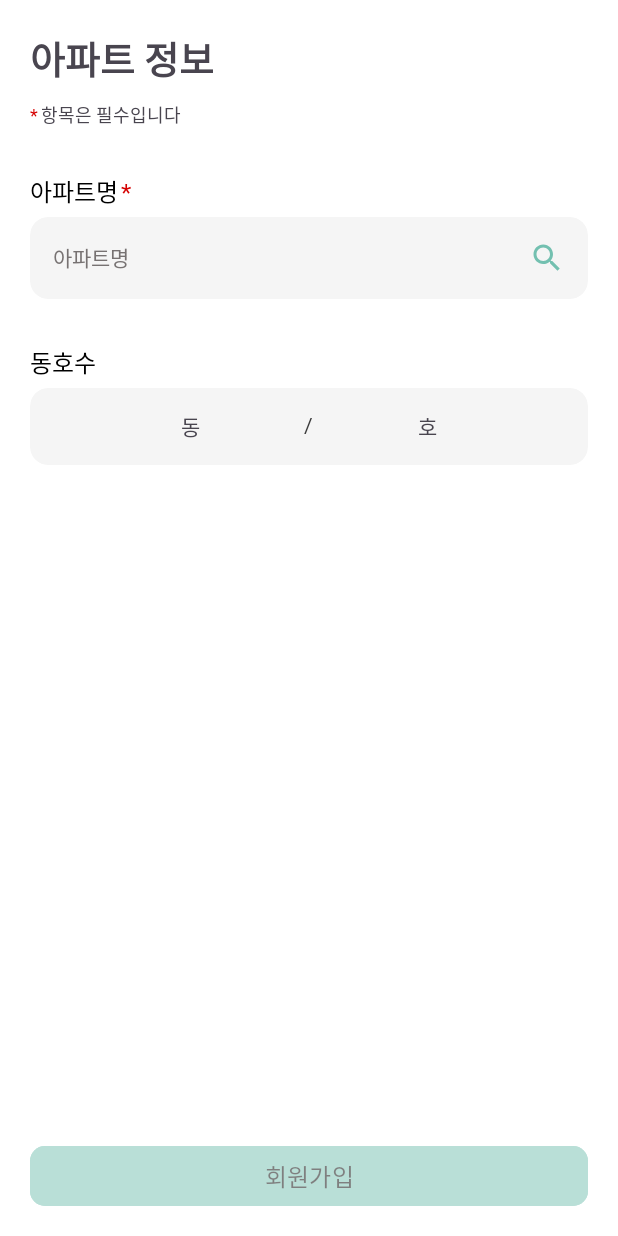
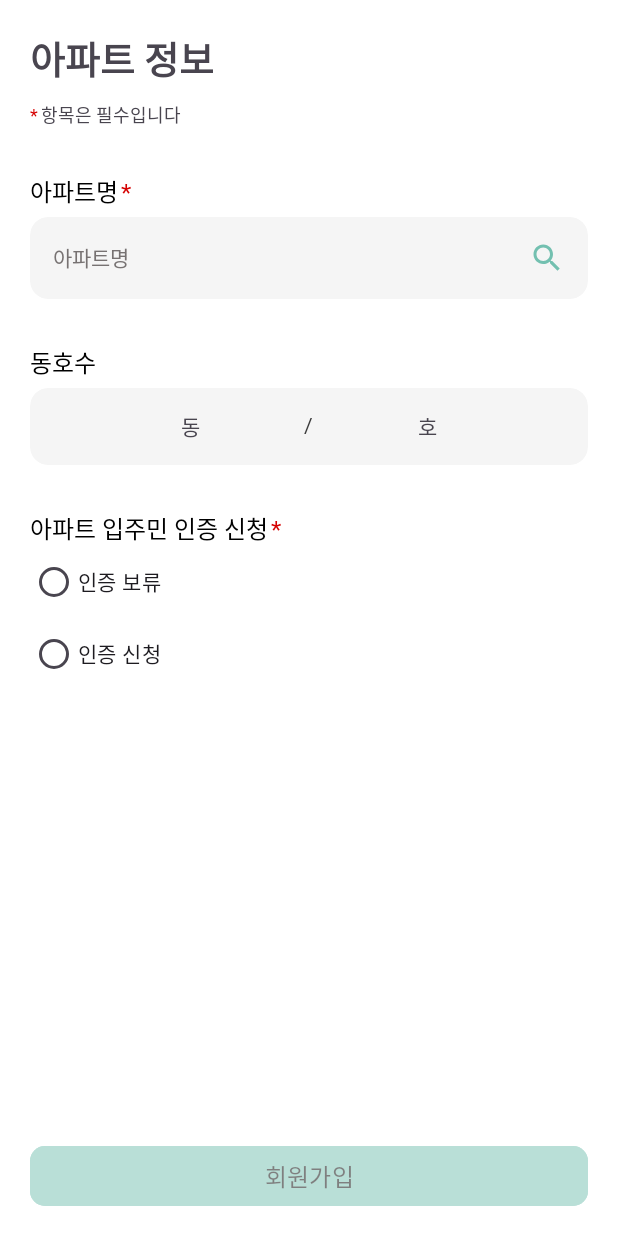
Before and after one commit to APP-Android2/FinalProject-ApartTalk, an Android app: the layout fragment_sign_up4.xml on its own in the app's theme, with its tools: preview values and no code run, on a phone screen of 412 x 824 dp. Run offline under Robolectric (Android 15) with nearby library versions, the phone set to English and light mode, and no system bars.

Commit message:
#66 [feat] 회원 아파트 인증 여부 기능 추가

```diff
--- a/app/src/main/res/layout/fragment_sign_up4.xml
+++ b/app/src/main/res/layout/fragment_sign_up4.xml
@@ -170,6 +170,58 @@
         </com.google.android.material.card.MaterialCardView>
     </LinearLayout>
 
+    <LinearLayout
+        android:id="@+id/signup4_isapartcertification_layout"
+        android:layout_width="match_parent"
+        android:layout_height="wrap_content"
+        android:layout_marginTop="30dp"
+        android:orientation="vertical"
+        android:visibility="invisible"
+        tools:visibility="visible">
+
+        <LinearLayout
+            android:layout_width="match_parent"
+            android:layout_height="match_parent"
+            android:orientation="horizontal">
+
+            <TextView
+                android:layout_width="wrap_content"
+                android:layout_height="wrap_content"
+                android:layout_marginEnd="2dp"
+                android:text="아파트 입주민 인증 신청"
+                android:textColor="@color/black"
+                android:textSize="16sp" />
+
+            <TextView
+                android:layout_width="wrap_content"
+                android:layout_height="wrap_content"
+                android:text="*"
+                android:textColor="#D50000"
+                android:textSize="16sp" />
+
+        </LinearLayout>
+
+        <RadioGroup
+            android:id="@+id/signup4_apartcertification_radio_group"
+            android:layout_width="match_parent"
+            android:layout_height="wrap_content">
+
+            <RadioButton
+                android:id="@+id/signup4_radio_button_defer"
+                android:layout_width="match_parent"
+                android:layout_height="wrap_content"
+                android:text="인증 보류"
+                android:textSize="14sp" />
+
+            <RadioButton
+                android:id="@+id/signup4_radio_button_request"
+                android:layout_width="match_parent"
+                android:layout_height="wrap_content"
+                android:text="인증 신청"
+                android:textSize="14sp" />
+        </RadioGroup>
+    </LinearLayout>
+
     <Space
         android:layout_width="match_parent"
         android:layout_height="0dp"
@@ -179,6 +231,7 @@
         android:id="@+id/signup4_agree_button"
         android:layout_width="match_parent"
         android:layout_height="40dp"
+        android:layout_marginTop="30dp"
         android:alpha="0.5"
         android:backgroundTint="@color/third"
         android:enabled="false"
```
Also changed, not shown: app/src/main/java/kr/co/lion/application/finalproject_aparttalk/ui/login/SignUp4Fragment.kt (+28 -0 lines), app/src/main/java/kr/co/lion/application/finalproject_aparttalk/ui/login/SignUpViewModel.kt (+13 -1 lines).
